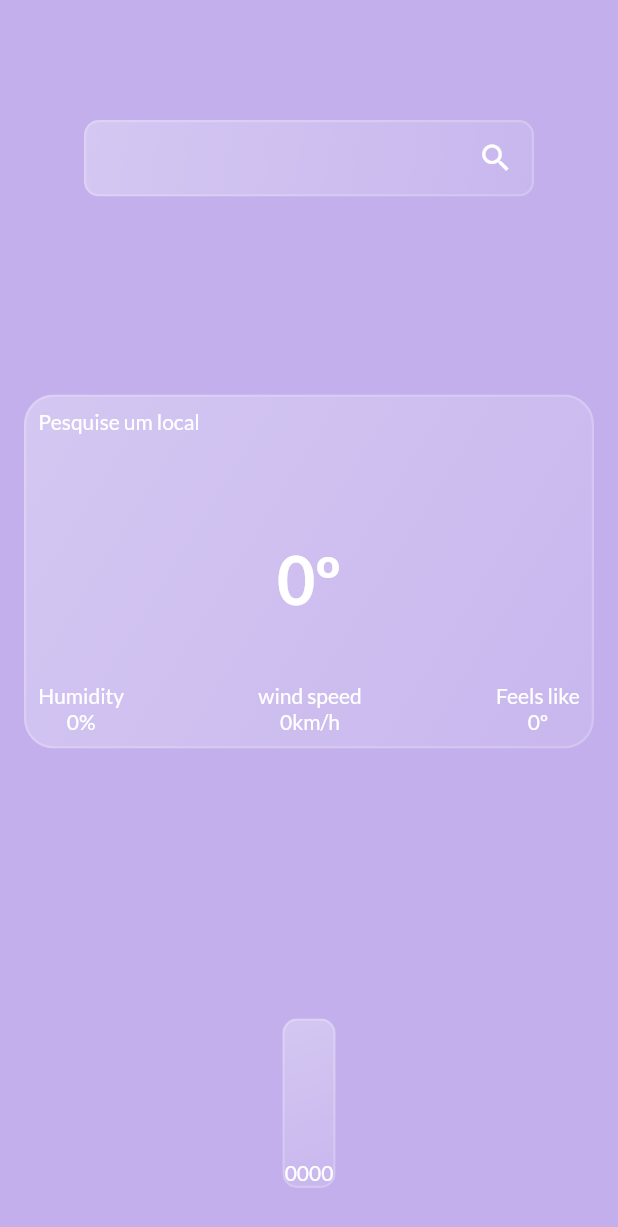
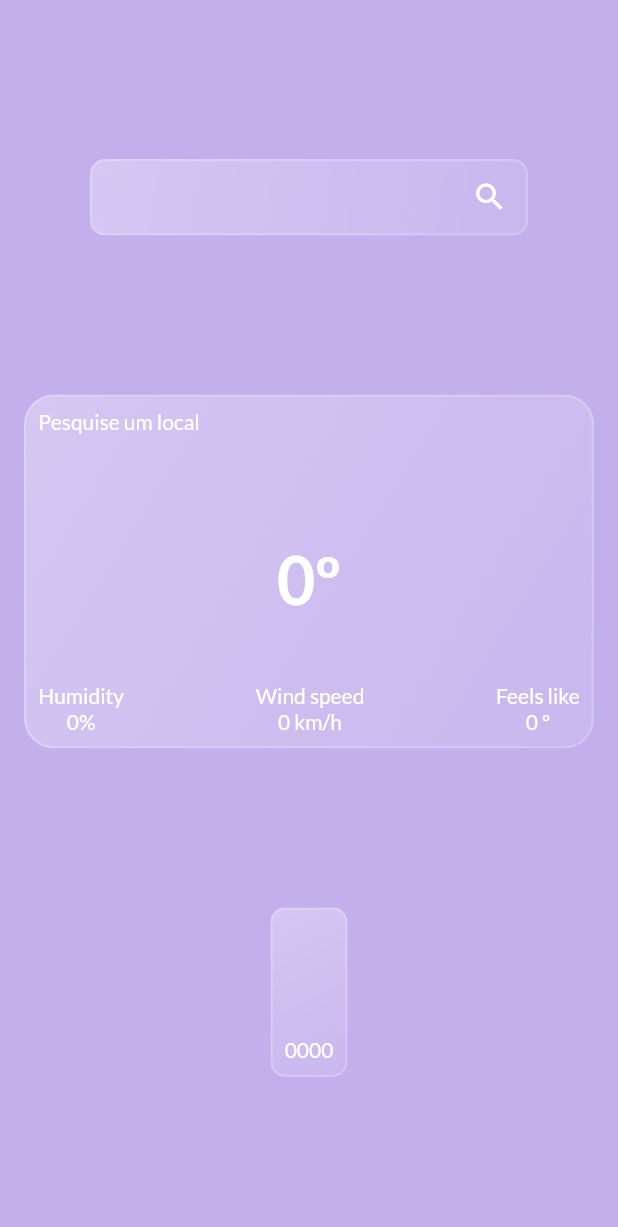
Before and after one commit to wilsleygermano/weather_app, a Flutter app: the screen it shows after launch, after a tap on "Pesquise um local", on a phone screen of 412 x 824 dp. Shown: the top 1227 px of the screen. Run offline on Flutter 3.47's test engine with Material 2 defaults, Android fonts, the phone set to English and light mode, and no system bars; our stand-ins replace dio, firebase_auth, firebase_core, flutter_mobx, flutter_modular, google_fonts and 1 more; missing offline and left inert: cloud_firestore_web, firebase_auth_web, firebase_core_web; accounts and stored records are empty; generated files the repository leaves out were written again.

Commit message:
replaced spacer with space between/space evenly

```diff
--- a/lib/features/favorite/presentation/view/widgets/custom_favorite_card.dart
+++ b/lib/features/favorite/presentation/view/widgets/custom_favorite_card.dart
@@ -17,16 +17,17 @@ class CustomFavoriteCard extends StatelessWidget {
   @override
   Widget build(BuildContext context) {
     return Padding(
-      padding: const EdgeInsets.only(right: 15, left: 15),
+      padding: const EdgeInsets.only(right: 16, left: 16),
       child: InkWell(
         child: GlassMorphism(
           child: SizedBox(
             height: 100,
-            child: Padding(
-              padding: const EdgeInsets.only(right: 20, left: 20),
             child: Row(
+              mainAxisAlignment: MainAxisAlignment.spaceBetween,
               children: [
-                  Column(
+                Padding(
+                  padding: const EdgeInsets.only(left: 16, right: 16),
+                  child: Column(
                     mainAxisAlignment: MainAxisAlignment.center,
                     crossAxisAlignment: CrossAxisAlignment.start,
                     children: [
@@ -47,9 +48,10 @@ class CustomFavoriteCard extends StatelessWidget {
                       ),
                     ],
                   ),
-                  const Spacer(),
+                ),
                 Column(
                   mainAxisAlignment: MainAxisAlignment.center,
+                  crossAxisAlignment: CrossAxisAlignment.end,
                   children: [
                     Padding(
                       padding: const EdgeInsets.all(8.0),
@@ -70,7 +72,6 @@ class CustomFavoriteCard extends StatelessWidget {
               ],
             ),
           ),
-          ),
           start: 0.3,
           end: 0.1,
           borderRadius: 26,
--- a/lib/features/home/presentation/view/home_page.dart
+++ b/lib/features/home/presentation/view/home_page.dart
@@ -22,11 +22,16 @@ class _HomePageState extends State<HomePage> {
   Widget build(BuildContext context) {
     return Scaffold(
         backgroundColor: MyColors.backgroundcolor,
-        body: Observer(builder: (context) {
-          return Column(
+        body: SafeArea(
+          child: Center(
+            child: Observer(builder: (context) {
+              return Padding(
+                padding: const EdgeInsets.only(left: 16, right: 16),
+                child: Column(
+                  mainAxisAlignment: MainAxisAlignment.spaceEvenly,
                   children: [
                     Padding(
-                padding: const EdgeInsets.fromLTRB(56, 80, 56, 0),
+                      padding: const EdgeInsets.fromLTRB(44, 0, 44, 0),
                       child: GenericTextField(
                           textInputAction: TextInputAction.done,
                           onChanged: _controller.storeCityTyped,
@@ -35,7 +40,6 @@ class _HomePageState extends State<HomePage> {
                             _controller.returnCityValues(_controller.city);
                           }),
                     ),
-              const Spacer(),
                     HomeMainCard(
                         cityName: _controller.cityName,
                         dateTime: _controller.dateTime,
@@ -43,7 +47,6 @@ class _HomePageState extends State<HomePage> {
                         humidity: _controller.humidity,
                         windSpeed: _controller.windSpeed,
                         feelsLike: _controller.feelsLike),
-              const Spacer(),
                     HomeForecastNextDaysCard(
                         dateTimeDay2: _controller.dateTimeDay2,
                         temperatureDay2: _controller.temperatureDay2,
@@ -54,7 +57,10 @@ class _HomePageState extends State<HomePage> {
                         dateTimeDay5: _controller.dateTimeDay5,
                         temperatureDay5: _controller.temperatureDay5)
                   ],
+                ),
               );
-        }));
+            }),
+          ),
+        ));
   }
 }
--- a/lib/features/home/presentation/view/widgets/column_forecast_next_days.dart
+++ b/lib/features/home/presentation/view/widgets/column_forecast_next_days.dart
@@ -3,18 +3,25 @@ import 'package:flutter/material.dart';
 class ColumnForecastNextDays extends StatelessWidget {
   final String dateTime;
   final num temperature;
-  const ColumnForecastNextDays({ Key? key,
-  required this.dateTime,
-  required this.temperature,
-   }) : super(key: key);
+  const ColumnForecastNextDays({
+    Key? key,
+    required this.dateTime,
+    required this.temperature,
+  }) : super(key: key);
 
   @override
   Widget build(BuildContext context) {
     return Column(
+      mainAxisAlignment: MainAxisAlignment.spaceBetween,
       children: [
-        Text(dateTime, style: Theme.of(context).textTheme.headline6,),
-        const Spacer(),
-        Text(temperature.toString(), style: Theme.of(context).textTheme.headline6,),
+        Text(
+          dateTime,
+          style: Theme.of(context).textTheme.headline6,
+        ),
+        Text(
+          temperature.toString(),
+          style: Theme.of(context).textTheme.headline6,
+        ),
       ],
     );
   }
--- a/lib/features/home/presentation/view/widgets/home_forecast_next_days_card.dart
+++ b/lib/features/home/presentation/view/widgets/home_forecast_next_days_card.dart
@@ -11,7 +11,8 @@ class HomeForecastNextDaysCard extends StatelessWidget {
   final num temperatureDay4;
   final String dateTimeDay5;
   final num temperatureDay5;
-  const HomeForecastNextDaysCard({Key? key,
+  const HomeForecastNextDaysCard({
+    Key? key,
     required this.dateTimeDay2,
     required this.temperatureDay2,
     required this.dateTimeDay3,
@@ -24,34 +25,32 @@ class HomeForecastNextDaysCard extends StatelessWidget {
 
   @override
   Widget build(BuildContext context) {
-    return Padding(
-      padding: const EdgeInsets.fromLTRB(16, 48, 16, 32),
-      child: GlassMorphism(
+    return GlassMorphism(
         child: SizedBox(
           height: 110,
           child: SingleChildScrollView(
             scrollDirection: Axis.horizontal,
+            child: Padding(
+              padding: const EdgeInsets.all(8.0),
               child: Row(
                 children: [
                   ColumnForecastNextDays(
-                    dateTime: dateTimeDay2,
-                    temperature: temperatureDay2),
+                      dateTime: dateTimeDay2, temperature: temperatureDay2),
                   ColumnForecastNextDays(
-                    dateTime: dateTimeDay3,
-                    temperature: temperatureDay3),
+                      dateTime: dateTimeDay3, temperature: temperatureDay3),
                   ColumnForecastNextDays(
-                    dateTime: dateTimeDay4,
-                    temperature: temperatureDay4),
+                      dateTime: dateTimeDay4, temperature: temperatureDay4),
                   ColumnForecastNextDays(
                     dateTime: dateTimeDay5,
-                    temperature: temperatureDay5,),
+                    temperature: temperatureDay5,
+                  ),
                 ],
+              ),
             ),
           ),
         ),
         start: 0.3,
         end: 0.1,
-          borderRadius: 10),
-    );
+        borderRadius: 10);
   }
 }
--- a/lib/features/home/presentation/view/widgets/home_main_card.dart
+++ b/lib/features/home/presentation/view/widgets/home_main_card.dart
@@ -21,9 +21,7 @@ class HomeMainCard extends StatelessWidget {
 
   @override
   Widget build(BuildContext context) {
-    return Padding(
-      padding: const EdgeInsets.only(right: 16, left: 16),
-      child: GlassMorphism(
+    return GlassMorphism(
         child: Padding(
           padding: const EdgeInsets.all(8.0),
           child: Column(
@@ -34,7 +32,6 @@ class HomeMainCard extends StatelessWidget {
                   //   'toggle',
                   //   style: Theme.of(context).textTheme.headline6,
                   // ),
-                    // const Spacer(),
                   Text(
                     cityName,
                     style: Theme.of(context).textTheme.headline6,
@@ -65,15 +62,18 @@ class HomeMainCard extends StatelessWidget {
               ),
               const SizedBox(height: 42),
               Row(
+                mainAxisAlignment: MainAxisAlignment.spaceBetween,
                 children: [
                   ColumnMainCard(
                       valueName: 'Humidity', value: humidity, valueUnit: '%'),
-                    const Spacer(),
                   ColumnMainCard(
-                        valueName: 'wind speed', value: windSpeed, valueUnit: 'km/h'),
-                    const Spacer(),
+                      valueName: 'Wind speed',
+                      value: windSpeed,
+                      valueUnit: ' km/h'),
                   ColumnMainCard(
-                        valueName: 'Feels like', value: feelsLike, valueUnit: 'º'),
+                      valueName: 'Feels like',
+                      value: feelsLike,
+                      valueUnit: ' º'),
                 ],
               )
             ],
@@ -81,7 +81,6 @@ class HomeMainCard extends StatelessWidget {
         ),
         start: 0.3,
         end: 0.1,
-          borderRadius: 20),
-    );
+        borderRadius: 20);
   }
 }
```
Lines whose indentation alone changed are shown as unchanged.
